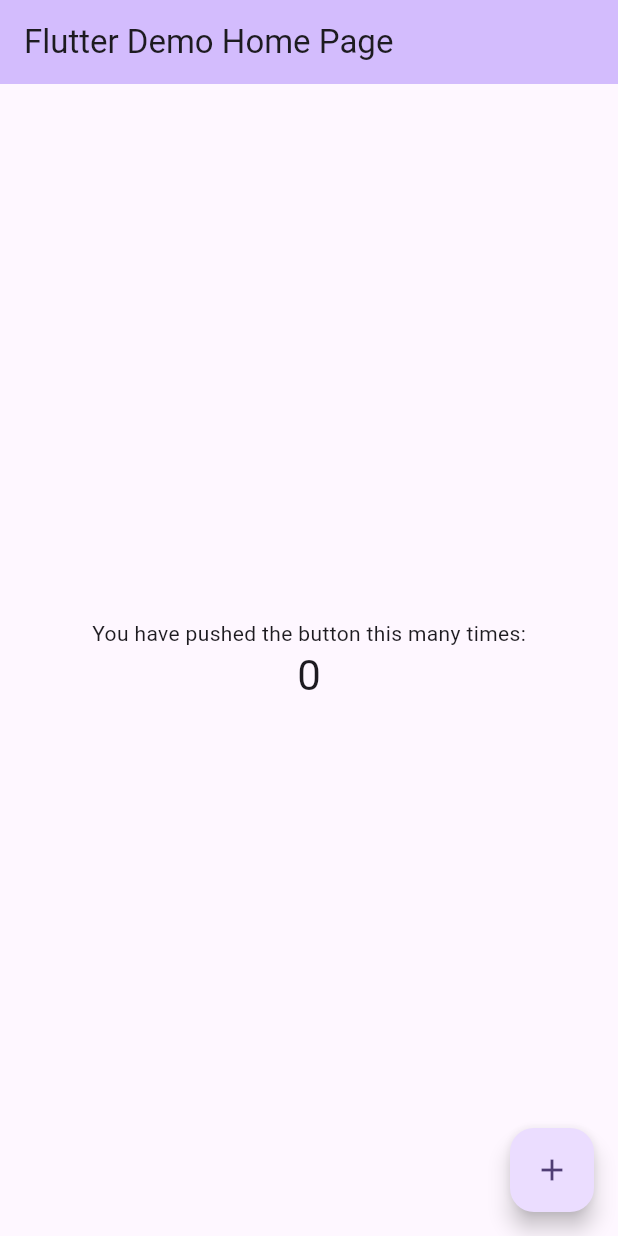
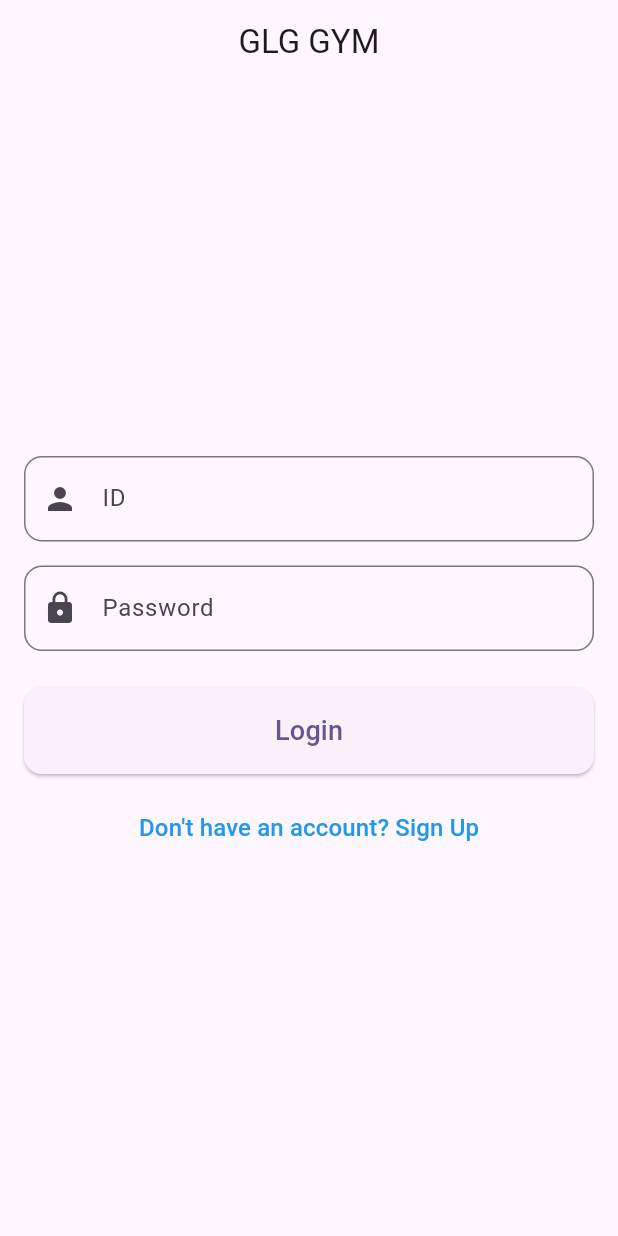
Before and after one commit to DongWoonKim/gym_schedule, a Flutter app: the screen it shows after launch, on a phone screen of 412 x 824 dp. Run offline on Flutter 3.47's test engine with Material 3 defaults, Android fonts, the phone set to English and light mode, and no system bars.

Commit message:
login page

```diff
--- a/lib/main.dart
+++ b/lib/main.dart
@@ -1,4 +1,5 @@
 import 'package:flutter/material.dart';
+import 'package:gym_schedule/member/login.dart';
 
 void main() {
   runApp(const MyApp());
@@ -11,115 +12,12 @@ class MyApp extends StatelessWidget {
   @override
   Widget build(BuildContext context) {
     return MaterialApp(
-      title: 'Flutter Demo',
+      title: 'Gym Scheduled',
       theme: ThemeData(
-        // This is the theme of your application.
-        //
-        // TRY THIS: Try running your application with "flutter run". You'll see
-        // the application has a purple toolbar. Then, without quitting the app,
-        // try changing the seedColor in the colorScheme below to Colors.green
-        // and then invoke "hot reload" (save your changes or press the "hot
-        // reload" button in a Flutter-supported IDE, or press "r" if you used
-        // the command line to start the app).
-        //
-        // Notice that the counter didn't reset back to zero; the application
-        // state is not lost during the reload. To reset the state, use hot
-        // restart instead.
-        //
-        // This works for code too, not just values: Most code changes can be
-        // tested with just a hot reload.
         colorScheme: ColorScheme.fromSeed(seedColor: Colors.deepPurple),
         useMaterial3: true,
       ),
-      home: const MyHomePage(title: 'Flutter Demo Home Page'),
+      home: const LoginPage(),
     );
   }
 }
-
-class MyHomePage extends StatefulWidget {
-  const MyHomePage({super.key, required this.title});
-
-  // This widget is the home page of your application. It is stateful, meaning
-  // that it has a State object (defined below) that contains fields that affect
-  // how it looks.
-
-  // This class is the configuration for the state. It holds the values (in this
-  // case the title) provided by the parent (in this case the App widget) and
-  // used by the build method of the State. Fields in a Widget subclass are
-  // always marked "final".
-
-  final String title;
-
-  @override
-  State<MyHomePage> createState() => _MyHomePageState();
-}
-
-class _MyHomePageState extends State<MyHomePage> {
-  int _counter = 0;
-
-  void _incrementCounter() {
-    setState(() {
-      // This call to setState tells the Flutter framework that something has
-      // changed in this State, which causes it to rerun the build method below
-      // so that the display can reflect the updated values. If we changed
-      // _counter without calling setState(), then the build method would not be
-      // called again, and so nothing would appear to happen.
-      _counter++;
-    });
-  }
-
-  @override
-  Widget build(BuildContext context) {
-    // This method is rerun every time setState is called, for instance as done
-    // by the _incrementCounter method above.
-    //
-    // The Flutter framework has been optimized to make rerunning build methods
-    // fast, so that you can just rebuild anything that needs updating rather
-    // than having to individually change instances of widgets.
-    return Scaffold(
-      appBar: AppBar(
-        // TRY THIS: Try changing the color here to a specific color (to
-        // Colors.amber, perhaps?) and trigger a hot reload to see the AppBar
-        // change color while the other colors stay the same.
-        backgroundColor: Theme.of(context).colorScheme.inversePrimary,
-        // Here we take the value from the MyHomePage object that was created by
-        // the App.build method, and use it to set our appbar title.
-        title: Text(widget.title),
-      ),
-      body: Center(
-        // Center is a layout widget. It takes a single child and positions it
-        // in the middle of the parent.
-        child: Column(
-          // Column is also a layout widget. It takes a list of children and
-          // arranges them vertically. By default, it sizes itself to fit its
-          // children horizontally, and tries to be as tall as its parent.
-          //
-          // Column has various properties to control how it sizes itself and
-          // how it positions its children. Here we use mainAxisAlignment to
-          // center the children vertically; the main axis here is the vertical
-          // axis because Columns are vertical (the cross axis would be
-          // horizontal).
-          //
-          // TRY THIS: Invoke "debug painting" (choose the "Toggle Debug Paint"
-          // action in the IDE, or press "p" in the console), to see the
-          // wireframe for each widget.
-          mainAxisAlignment: MainAxisAlignment.center,
-          children: <Widget>[
-            const Text(
-              'You have pushed the button this many times:',
-            ),
-            Text(
-              '$_counter',
-              style: Theme.of(context).textTheme.headlineMedium,
-            ),
-          ],
-        ),
-      ),
-      floatingActionButton: FloatingActionButton(
-        onPressed: _incrementCounter,
-        tooltip: 'Increment',
-        child: const Icon(Icons.add),
-      ), // This trailing comma makes auto-formatting nicer for build methods.
-    );
-  }
-}
--- /dev/null
+++ b/lib/member/login.dart
@@ -0,0 +1,103 @@
+
+import 'package:flutter/material.dart';
+
+class LoginPage extends StatefulWidget {
+  const LoginPage({super.key});
+
+  @override
+  State<StatefulWidget> createState() {
+    // TODO: implement createState
+    return _LoginPage();
+  }
+}
+
+class _LoginPage extends State<LoginPage> {
+  // 입력 필드 컨트롤러
+  final TextEditingController _idController = TextEditingController();
+  final TextEditingController _pwController = TextEditingController();
+
+  @override
+  Widget build(BuildContext context) {
+    // TODO: implement build
+    return Scaffold(
+      appBar: AppBar(
+        title: const Text('GLG GYM'),
+        centerTitle: true,
+      ),
+      body: Padding(
+        padding: const EdgeInsets.all(16.0), // 화면 패딩 추가
+        child: Column(
+          mainAxisAlignment: MainAxisAlignment.center, // 중앙 정렬
+          crossAxisAlignment: CrossAxisAlignment.stretch,
+          children: [
+
+            // ID 입력 필드
+            TextField(
+              controller: _idController,
+              decoration: InputDecoration(
+                labelText: 'ID',
+                hintText: 'ID를 입력하세요.',
+                border: OutlineInputBorder(
+                  borderRadius: BorderRadius.circular(12),
+                ),
+                prefixIcon: const Icon(Icons.person),
+              ),
+              keyboardType: TextInputType.emailAddress,
+            ),
+            const SizedBox(height: 16), // 간격
+
+            // PW 입력 필드
+            TextField(
+              controller: _pwController,
+              decoration: InputDecoration(
+                labelText: 'Password',
+                hintText: '비밀번호를 입력하세요.',
+                border: OutlineInputBorder(
+                  borderRadius: BorderRadius.circular(12),
+                ),
+                prefixIcon: const Icon(Icons.lock),
+              ),
+              obscureText: true, // 비밀번호 가리기
+            ),
+            const SizedBox(height: 24), // 간격
+
+            // 로그인 버튼
+            ElevatedButton(
+              onPressed: () {
+                final id = _idController.text;
+                final pw = _pwController.text;
+                // 로그인 처리 로직 추가
+                print('ID: $id, Password: $pw');
+              },
+              style: ElevatedButton.styleFrom(
+                padding: const EdgeInsets.symmetric(vertical: 16),
+                shape: RoundedRectangleBorder(
+                  borderRadius: BorderRadius.circular(12),
+                ),
+              ),
+              child: const Text(
+                'Login',
+                style: TextStyle(fontSize: 18),
+              ),
+            ),
+            const SizedBox(height: 12), // 간격
+
+            // 회원가입 버튼
+            TextButton(
+              onPressed: () {
+                // 회원가입 페이지로 이동 로직 추가
+                print('Go to Sign Up Page');
+              },
+              child: const Text(
+                "Don't have an account? Sign Up",
+                style: TextStyle(fontSize: 16, color: Colors.blue),
+              ),
+            )
+          ],
+        )
+      )
+    );
+
+  }
+
+}
```
